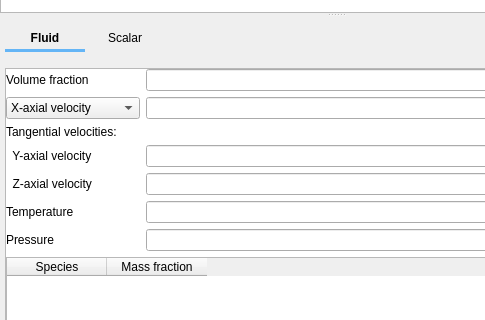
Before: the Qt Designer form gui/uifiles/boundary_conditions.ui in truongd8593/mfix, drawn with Qt 5; both pictures show x 0 to 485 and y 87 to 407 of the 671 by 1026 pixel window.
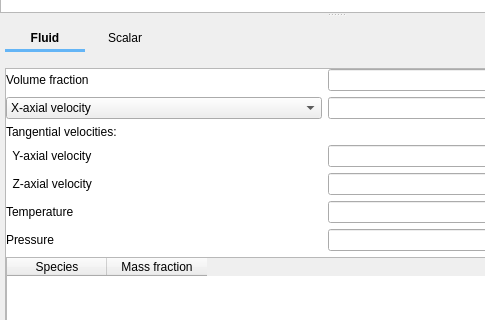
After: the same form once the commit is applied. Custom widgets are drawn as their Qt base class.

Commit message: work on BCs/Inflow

Patch:
```diff
--- a/gui/uifiles/boundary_conditions.ui
+++ b/gui/uifiles/boundary_conditions.ui
@@ -900,31 +900,6 @@
                      </property>
                     </widget>
                    </item>
-                   <item row="1" column="0">
-                    <widget class="ComboBox" name="combobox_fluid_inflow_type">
-                     <property name="font">
-                      <font>
-                       <weight>50</weight>
-                       <bold>false</bold>
-                      </font>
-                     </property>
-                     <item>
-                      <property name="text">
-                       <string>X-axial velocity</string>
-                      </property>
-                     </item>
-                     <item>
-                      <property name="text">
-                       <string>Volumetric flowrate</string>
-                      </property>
-                     </item>
-                     <item>
-                      <property name="text">
-                       <string>Mass flowrate</string>
-                      </property>
-                     </item>
-                    </widget>
-                   </item>
                    <item row="1" column="1">
                     <widget class="LineEdit" name="lineedit_inflow"/>
                    </item>
@@ -1009,7 +984,99 @@
                    <item row="6" column="1">
                     <widget class="LineEdit" name="lineedit_keyword_bc_p_g_args_BC"/>
                    </item>
-                  </layout>
+                                   <item row="1" column="0">
+                                     <widget class="QStackedWidget" name="stackedwidget_fluid_inflow">
+                                       <property name="sizePolicy">
+                                         <sizepolicy hsizetype="Preferred" vsizetype="Maximum">
+                                           <horstretch>0</horstretch>
+                                           <verstretch>0</verstretch>
+                                         </sizepolicy>
+                                       </property>
+                                       <property name="currentIndex">
+                                         <number>0</number>
+                                       </property>
+                                       <widget class="QWidget" name="page_fluid_inflow_MI">
+                                         <property name="sizePolicy">
+                                           <sizepolicy hsizetype="Preferred" vsizetype="Minimum">
+                                             <horstretch>0</horstretch>
+                                             <verstretch>0</verstretch>
+                                           </sizepolicy>
+                                         </property>
+                                         <layout class="QGridLayout" name="gridLayout_15">
+                                           <property name="leftMargin">
+                                             <number>0</number>
+                                           </property>
+                                           <property name="topMargin">
+                                             <number>0</number>
+                                           </property>
+                                           <property name="rightMargin">
+                                             <number>0</number>
+                                           </property>
+                                           <property name="bottomMargin">
+                                             <number>0</number>
+                                           </property>
+                                           <item row="0" column="0">
+                                             <widget class="ComboBox" name="combobox_fluid_inflow_type">
+                                               <property name="sizePolicy">
+                                                 <sizepolicy hsizetype="Preferred" vsizetype="Minimum">
+                                                   <horstretch>0</horstretch>
+                                                   <verstretch>0</verstretch>
+                                                 </sizepolicy>
+                                               </property>
+                                               <property name="font">
+                                                 <font>
+                                                   <weight>50</weight>
+                                                   <bold>false</bold>
+                                                 </font>
+                                               </property>
+                                               <item>
+                                                 <property name="text">
+                                                   <string>X-axial velocity</string>
+                                                 </property>
+                                               </item>
+                                               <item>
+                                                 <property name="text">
+                                                   <string>Volumetric flowrate</string>
+                                                 </property>
+                                               </item>
+                                               <item>
+                                                 <property name="text">
+                                                   <string>Mass flowrate</string>
+                                                 </property>
+                                               </item>
+                                             </widget>
+                                           </item>
+                                         </layout>
+                                       </widget>
+                                       <widget class="QWidget" name="page_fluid_inflow_CG_MI">
+                                         <layout class="QGridLayout" name="gridLayout_16">
+                                           <property name="leftMargin">
+                                             <number>0</number>
+                                           </property>
+                                           <property name="topMargin">
+                                             <number>0</number>
+                                           </property>
+                                           <property name="rightMargin">
+                                             <number>0</number>
+                                           </property>
+                                           <property name="bottomMargin">
+                                             <number>0</number>
+                                           </property>
+                                           <item row="0" column="0">
+                                             <widget class="QLabel" name="label_bc_u_g">
+                                               <property name="text">
+                                                 <string>X-axial velocity</string>
+                                               </property>
+                                             </widget>
+                                           </item>
+                                         </layout>
+                                       </widget>
+                                     </widget>
+                                   </item>
+                                 </layout>
+                                 <zorder>label_fluid_inflow_units</zorder>
+                                 <zorder>label_tangential_velocity_1_units</zorder>
+                                 <zorder>label_tangential_velocity_2_units</zorder>
                   <zorder>lineedit_keyword_bc_ep_g_args_BC</zorder>
                   <zorder>combobox_fluid_inflow_type</zorder>
                   <zorder>label_bc_ep_g</zorder>
```
Left out of the diff: 21 changed lines with no effect on the pictures. Lines whose indentation alone changed are shown as unchanged. The commit also changes 1 other file.
